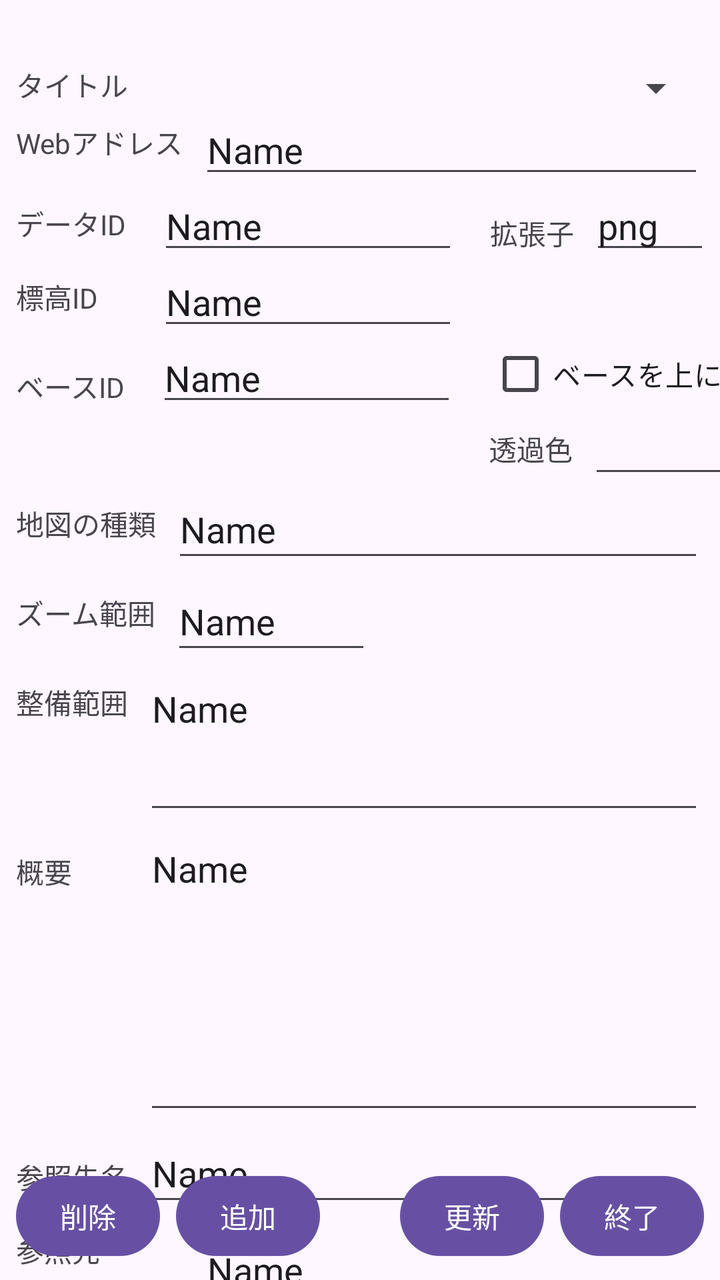
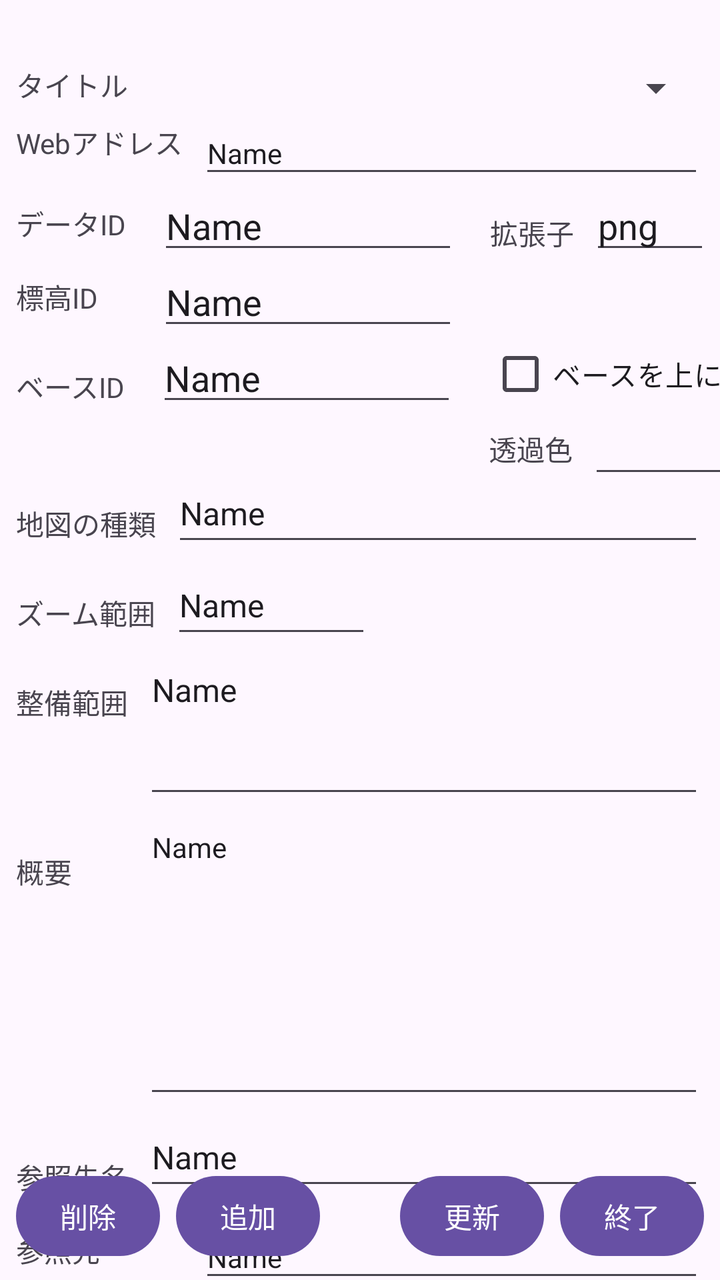

Two renders of the same Android screen: before a commit and after it. Below are the layout's source before the change and the commit's diff.
<!-- AndroidManifest.xml: application theme Theme.MyApplication4 -->
<!-- res/layout/activity_map_info_data.xml -->
<?xml version="1.0" encoding="utf-8"?>
<androidx.constraintlayout.widget.ConstraintLayout xmlns:android="http://schemas.android.com/apk/res/android"
    xmlns:app="http://schemas.android.com/apk/res-auto"
    xmlns:tools="http://schemas.android.com/tools"
    android:id="@+id/main"
    android:layout_width="match_parent"
    android:layout_height="match_parent"
    tools:context=".MapInfoDataActivity">


    <TextView
        android:id="@+id/textView24"
        android:layout_width="wrap_content"
        android:layout_height="wrap_content"
        android:layout_marginStart="16dp"
        android:layout_marginTop="8dp"
        android:text="透過色"
        app:layout_constraintStart_toEndOf="@+id/editTextTextPersonName5"
        app:layout_constraintTop_toBottomOf="@+id/checkBox" />

    <EditText
        android:id="@+id/editTextTextPersonName12"
        android:layout_width="60dp"
        android:layout_height="38dp"
        android:layout_marginStart="8dp"
        android:ems="10"
        android:inputType="textPersonName"
        android:text="png"
        app:layout_constraintStart_toEndOf="@+id/textView15"
        app:layout_constraintTop_toBottomOf="@+id/editTextTextPersonName" />

    <TextView
        android:id="@+id/textView12"
        android:layout_width="wrap_content"
        android:layout_height="wrap_content"
        android:layout_marginStart="8dp"
        android:layout_marginTop="32dp"
        android:text="タイトル"
        app:layout_constraintStart_toStartOf="parent"
        app:layout_constraintTop_toTopOf="parent" />

    <Spinner
        android:id="@+id/spinner"
        android:layout_width="0dp"
        android:layout_height="24dp"
        android:layout_marginStart="8dp"
        android:layout_marginTop="32dp"
        android:layout_marginEnd="8dp"
        app:layout_constraintEnd_toEndOf="parent"
        app:layout_constraintStart_toEndOf="@+id/textView12"
        app:layout_constraintTop_toTopOf="parent" />

    <TextView
        android:id="@+id/textView13"
        android:layout_width="wrap_content"
        android:layout_height="wrap_content"
        android:layout_marginStart="8dp"
        android:layout_marginTop="8dp"
        android:text="Webアドレス"
        app:layout_constraintStart_toStartOf="parent"
        app:layout_constraintTop_toBottomOf="@+id/textView12" />

    <EditText
        android:id="@+id/editTextTextPersonName"
        android:layout_width="0dp"
        android:layout_height="38dp"
        android:layout_marginStart="8dp"
        android:layout_marginEnd="8dp"
        android:ems="10"
        android:inputType="textPersonName"
        android:text="Name"
        app:layout_constraintEnd_toEndOf="parent"
        app:layout_constraintStart_toEndOf="@+id/textView13"
        app:layout_constraintTop_toBottomOf="@+id/spinner" />

    <TextView
        android:id="@+id/textView14"
        android:layout_width="wrap_content"
        android:layout_height="wrap_content"
        android:layout_marginStart="8dp"
        android:layout_marginTop="20dp"
        android:text="データID"
        app:layout_constraintStart_toStartOf="parent"
        app:layout_constraintTop_toBottomOf="@+id/textView13" />

    <EditText
        android:id="@+id/editTextTextPersonName2"
        android:layout_width="150dp"
        android:layout_height="38dp"
        android:layout_marginStart="16dp"
        android:ems="10"
        android:inputType="textPersonName"
        android:text="Name"
        app:layout_constraintStart_toEndOf="@+id/textView14"
        app:layout_constraintTop_toBottomOf="@+id/editTextTextPersonName" />

    <TextView
        android:id="@+id/textView15"
        android:layout_width="wrap_content"
        android:layout_height="wrap_content"
        android:layout_marginStart="16dp"
        android:layout_marginTop="12dp"
        android:text="拡張子"
        app:layout_constraintStart_toEndOf="@+id/editTextTextPersonName2"
        app:layout_constraintTop_toBottomOf="@+id/editTextTextPersonName" />

    <EditText
        android:id="@+id/editTextTextPersonName3"
        android:layout_width="100dp"
        android:layout_height="38dp"
        android:layout_marginStart="8dp"
        android:ems="10"
        android:inputType="textPersonName"
        app:layout_constraintStart_toEndOf="@+id/textView24"
        app:layout_constraintTop_toBottomOf="@+id/checkBox" />

    <TextView
        android:id="@+id/textView16"
        android:layout_width="wrap_content"
        android:layout_height="wrap_content"
        android:layout_marginStart="8dp"
        android:layout_marginTop="16dp"
        android:text="標高ID"
        app:layout_constraintStart_toStartOf="parent"
        app:layout_constraintTop_toBottomOf="@+id/textView14" />

    <EditText
        android:id="@+id/editTextTextPersonName4"
        android:layout_width="150dp"
        android:layout_height="38dp"
        android:layout_marginStart="30dp"
        android:ems="10"
        android:inputType="textPersonName"
        android:text="Name"
        app:layout_constraintStart_toEndOf="@+id/textView16"
        app:layout_constraintTop_toBottomOf="@+id/editTextTextPersonName2" />

    <TextView
        android:id="@+id/textView17"
        android:layout_width="wrap_content"
        android:layout_height="wrap_content"
        android:layout_marginStart="8dp"
        android:layout_marginTop="24dp"
        android:text="ベースID"
        app:layout_constraintStart_toStartOf="parent"
        app:layout_constraintTop_toBottomOf="@+id/textView16" />

    <EditText
        android:id="@+id/editTextTextPersonName5"
        android:layout_width="150dp"
        android:layout_height="38dp"
        android:layout_marginStart="16dp"
        android:ems="10"
        android:inputType="textPersonName"
        android:text="Name"
        app:layout_constraintStart_toEndOf="@+id/textView17"
        app:layout_constraintTop_toBottomOf="@+id/editTextTextPersonName4" />

    <CheckBox
        android:id="@+id/checkBox"
        android:layout_width="wrap_content"
        android:layout_height="38dp"
        android:layout_marginStart="16dp"
        android:layout_marginTop="36dp"
        android:text="ベースを上に"
        app:layout_constraintStart_toEndOf="@+id/editTextTextPersonName5"
        app:layout_constraintTop_toBottomOf="@+id/editTextTextPersonName12" />

    <TextView
        android:id="@+id/textView18"
        android:layout_width="wrap_content"
        android:layout_height="wrap_content"
        android:layout_marginStart="8dp"
        android:layout_marginTop="48dp"
        android:text="地図の種類"
        app:layout_constraintStart_toStartOf="parent"
        app:layout_constraintTop_toBottomOf="@+id/textView17" />

    <EditText
        android:id="@+id/editTextTextPersonName6"
        android:layout_width="0dp"
        android:layout_height="46dp"
        android:layout_marginStart="8dp"
        android:layout_marginTop="32dp"
        android:layout_marginEnd="8dp"
        android:ems="10"
        android:inputType="textPersonName"
        android:text="Name"
        app:layout_constraintEnd_toEndOf="parent"
        app:layout_constraintStart_toEndOf="@+id/textView18"
        app:layout_constraintTop_toBottomOf="@+id/editTextTextPersonName5" />

    <TextView
        android:id="@+id/textView19"
        android:layout_width="wrap_content"
        android:layout_height="wrap_content"
        android:layout_marginStart="8dp"
        android:layout_marginTop="24dp"
        android:text="ズーム範囲"
        app:layout_constraintStart_toStartOf="parent"
        app:layout_constraintTop_toBottomOf="@+id/textView18" />

    <EditText
        android:id="@+id/editTextTextPersonName7"
        android:layout_width="100dp"
        android:layout_height="46dp"
        android:layout_marginStart="8dp"
        android:ems="10"
        android:inputType="textPersonName"
        android:text="Name"
        app:layout_constraintStart_toEndOf="@+id/textView19"
        app:layout_constraintTop_toBottomOf="@+id/editTextTextPersonName6" />

    <TextView
        android:id="@+id/textView20"
        android:layout_width="wrap_content"
        android:layout_height="wrap_content"
        android:layout_marginStart="8dp"
        android:layout_marginTop="24dp"
        android:text="整備範囲"
        app:layout_constraintStart_toStartOf="parent"
        app:layout_constraintTop_toBottomOf="@+id/textView19" />

    <EditText
        android:id="@+id/editTextTextPersonName8"
        android:layout_width="0dp"
        android:layout_height="80dp"
        android:layout_marginStart="8dp"
        android:layout_marginEnd="8dp"
        android:ems="10"
        android:gravity="top|left"
        android:inputType="textMultiLine|textPersonName"
        android:scrollHorizontally="false"
        android:text="Name"
        app:layout_constraintEnd_toEndOf="parent"
        app:layout_constraintStart_toEndOf="@+id/textView20"
        app:layout_constraintTop_toBottomOf="@+id/editTextTextPersonName7" />

    <TextView
        android:id="@+id/textView21"
        android:layout_width="wrap_content"
        android:layout_height="wrap_content"
        android:layout_marginStart="8dp"
        android:layout_marginTop="64dp"
        android:text="概要"
        app:layout_constraintStart_toStartOf="parent"
        app:layout_constraintTop_toBottomOf="@+id/textView20" />

    <EditText
        android:id="@+id/editTextTextPersonName9"
        android:layout_width="0dp"
        android:layout_height="150dp"
        android:layout_marginStart="36dp"
        android:layout_marginEnd="8dp"
        android:ems="10"
        android:gravity="top|left"
        android:inputType="textMultiLine|textPersonName"
        android:scrollHorizontally="false"
        android:singleLine="true"
        android:text="Name"
        app:layout_constraintEnd_toEndOf="parent"
        app:layout_constraintStart_toEndOf="@+id/textView21"
        app:layout_constraintTop_toBottomOf="@+id/editTextTextPersonName8" />

    <TextView
        android:id="@+id/textView22"
        android:layout_width="wrap_content"
        android:layout_height="wrap_content"
        android:layout_marginStart="8dp"
        android:layout_marginTop="132dp"
        android:text="参照先名"
        app:layout_constraintStart_toStartOf="parent"
        app:layout_constraintTop_toBottomOf="@+id/textView21" />

    <EditText
        android:id="@+id/editTextTextPersonName10"
        android:layout_width="0dp"
        android:layout_height="46dp"
        android:layout_marginStart="8dp"
        android:layout_marginEnd="8dp"
        android:ems="10"
        android:inputType="textPersonName"
        android:text="Name"
        app:layout_constraintEnd_toEndOf="parent"
        app:layout_constraintStart_toEndOf="@+id/textView22"
        app:layout_constraintTop_toBottomOf="@+id/editTextTextPersonName9" />

    <TextView
        android:id="@+id/textView23"
        android:layout_width="wrap_content"
        android:layout_height="wrap_content"
        android:layout_marginStart="8dp"
        android:layout_marginTop="16dp"
        android:text="参照先\nWebアドレス"
        app:layout_constraintStart_toStartOf="parent"
        app:layout_constraintTop_toBottomOf="@+id/textView22" />

    <EditText
        android:id="@+id/editTextTextPersonName11"
        android:layout_width="0dp"
        android:layout_height="38dp"
        android:layout_marginStart="8dp"
        android:layout_marginTop="8dp"
        android:layout_marginEnd="8dp"
        android:ems="10"
        android:inputType="textPersonName"
        android:text="Name"
        app:layout_constraintEnd_toEndOf="parent"
        app:layout_constraintStart_toEndOf="@+id/textView23"
        app:layout_constraintTop_toBottomOf="@+id/editTextTextPersonName10" />

    <Button
        android:id="@+id/button3"
        android:layout_width="72dp"
        android:layout_height="wrap_content"
        android:layout_marginStart="8dp"
        android:layout_marginBottom="8dp"
        android:minWidth="0dp"
        android:paddingLeft="15dp"
        android:paddingRight="15dp"
        android:text="削除"
        app:layout_constraintBottom_toBottomOf="parent"
        app:layout_constraintStart_toStartOf="parent" />

    <Button
        android:id="@+id/button4"
        android:layout_width="72dp"
        android:layout_height="wrap_content"
        android:layout_marginEnd="8dp"
        android:layout_marginBottom="8dp"
        android:minWidth="0dp"
        android:paddingLeft="15dp"
        android:paddingRight="15dp"
        android:text="更新"
        app:layout_constraintBottom_toBottomOf="parent"
        app:layout_constraintEnd_toStartOf="@+id/button5" />

    <Button
        android:id="@+id/button5"
        android:layout_width="72dp"
        android:layout_height="wrap_content"
        android:layout_marginEnd="8dp"
        android:layout_marginBottom="8dp"
        android:minWidth="0dp"
        android:paddingLeft="15dp"
        android:paddingRight="15dp"
        android:text="終了"
        app:layout_constraintBottom_toBottomOf="parent"
        app:layout_constraintEnd_toEndOf="parent" />

    <Button
        android:id="@+id/button6"
        android:layout_width="72dp"
        android:layout_height="wrap_content"
        android:layout_marginStart="8dp"
        android:layout_marginBottom="8dp"
        android:minWidth="0dp"
        android:paddingLeft="15dp"
        android:paddingRight="15dp"
        android:text="追加"
        app:layout_constraintBottom_toBottomOf="parent"
        app:layout_constraintStart_toEndOf="@+id/button3" />

</androidx.constraintlayout.widget.ConstraintLayout>
<!-- resources referenced by this layout -->
<resources>
  <style name="Theme.MyApplication4" parent="Base.Theme.MyApplication4" />
  <style name="Base.Theme.MyApplication4" parent="Theme.Material3.DayNight">
          
          
      </style>
</resources>

<!-- the commit's change to res/layout/activity_map_info_data.xml (unified diff, before → after) -->
@@ -69,6 +69,7 @@
         android:ems="10"
         android:inputType="textPersonName"
         android:text="Name"
+        android:textSize="14sp"
         app:layout_constraintEnd_toEndOf="parent"
         app:layout_constraintStart_toEndOf="@+id/textView13"
         app:layout_constraintTop_toBottomOf="@+id/spinner" />
@@ -181,11 +182,12 @@
         android:layout_width="0dp"
         android:layout_height="46dp"
         android:layout_marginStart="8dp"
-        android:layout_marginTop="32dp"
-        android:layout_marginEnd="8dp"
-        android:ems="10"
-        android:inputType="textPersonName"
-        android:text="Name"
+        android:layout_marginTop="24dp"
+        android:layout_marginEnd="8dp"
+        android:ems="10"
+        android:inputType="textPersonName"
+        android:text="Name"
+        android:textSize="16sp"
         app:layout_constraintEnd_toEndOf="parent"
         app:layout_constraintStart_toEndOf="@+id/textView18"
         app:layout_constraintTop_toBottomOf="@+id/editTextTextPersonName5" />
@@ -208,6 +210,7 @@
         android:ems="10"
         android:inputType="textPersonName"
         android:text="Name"
+        android:textSize="16sp"
         app:layout_constraintStart_toEndOf="@+id/textView19"
         app:layout_constraintTop_toBottomOf="@+id/editTextTextPersonName6" />
 
@@ -232,6 +235,7 @@
         android:inputType="textMultiLine|textPersonName"
         android:scrollHorizontally="false"
         android:text="Name"
+        android:textSize="16sp"
         app:layout_constraintEnd_toEndOf="parent"
         app:layout_constraintStart_toEndOf="@+id/textView20"
         app:layout_constraintTop_toBottomOf="@+id/editTextTextPersonName7" />
@@ -258,6 +262,7 @@
         android:scrollHorizontally="false"
         android:singleLine="true"
         android:text="Name"
+        android:textSize="14sp"
         app:layout_constraintEnd_toEndOf="parent"
         app:layout_constraintStart_toEndOf="@+id/textView21"
         app:layout_constraintTop_toBottomOf="@+id/editTextTextPersonName8" />
@@ -281,6 +286,7 @@
         android:ems="10"
         android:inputType="textPersonName"
         android:text="Name"
+        android:textSize="16sp"
         app:layout_constraintEnd_toEndOf="parent"
         app:layout_constraintStart_toEndOf="@+id/textView22"
         app:layout_constraintTop_toBottomOf="@+id/editTextTextPersonName9" />
@@ -305,6 +311,7 @@
         android:ems="10"
         android:inputType="textPersonName"
         android:text="Name"
+        android:textSize="14sp"
         app:layout_constraintEnd_toEndOf="parent"
         app:layout_constraintStart_toEndOf="@+id/textView23"
         app:layout_constraintTop_toBottomOf="@+id/editTextTextPersonName10" />
